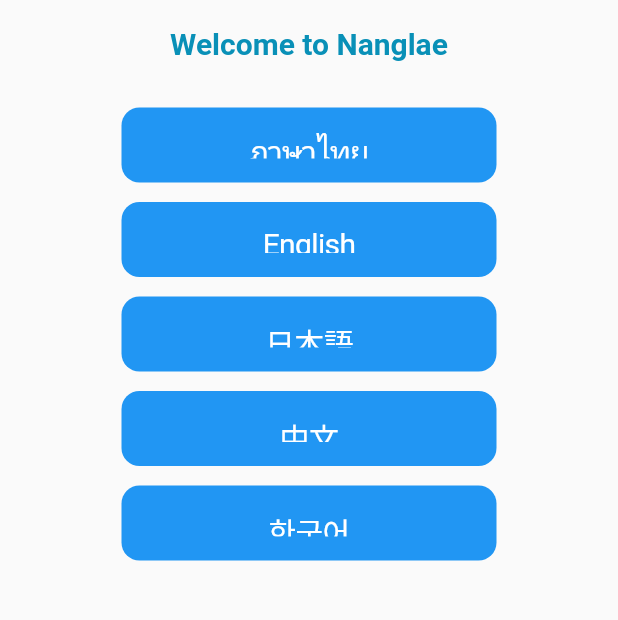
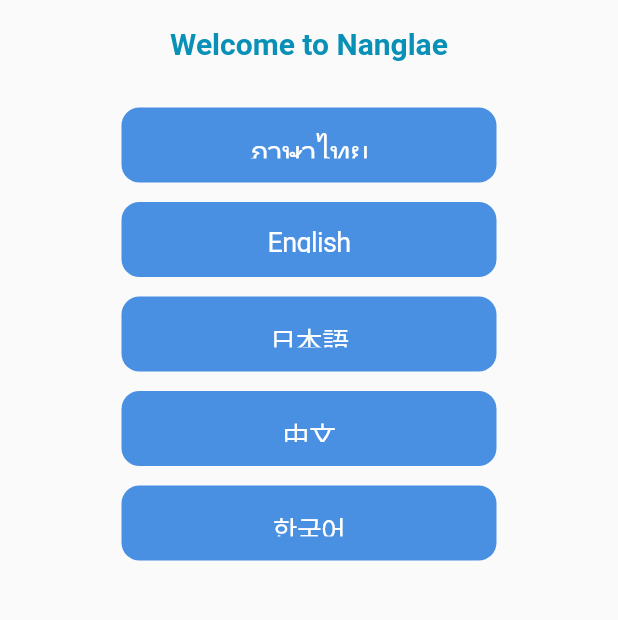
Before and after one commit to khachenkunwong/GetX_Nanglea_test, a Flutter app: the screen it shows after launch, on a phone screen of 412 x 824 dp, the part 407-1027 px from its top. Run offline on Flutter 3.47's test engine with Material 2 defaults, Android fonts, the phone set to English and light mode, and no system bars; our stand-ins replace flutter_linkify, flutter_swiper, get, google_maps_flutter, location, simple_animations; missing offline and left inert: map_launcher, search_widget; Roboto replaces fonts that are missing (Arial).

Commit message:
first commit

```diff
--- a/lib/app/data/assets.dart
+++ b/lib/app/data/assets.dart
@@ -439,7 +439,7 @@ const List<String> history = [
   "The_cultural_attraction",
   "Tung_Kieng_Doi_Rest",
   "Strawberry_Garden_Chom_Doi_Homestay_is_an",
-  "Hong_Hom_Pa_Ya_Hong_Ya_Moh_Muang_Lanna_NangLaeSub_district",
+  "Hong_Hom_hh", //
   "This_learning_source_is_about_how_to_grow_honey_pineapples_Nang_Lae_and_to_taste_fresh_",
   "Doi_Din_Daeng_Pottery_is_one_of_the_best_pottery_production_site",
   "Five_long_neck_Karen_hilltribe_villages_are_cultural_attractions_including_the_long",
@@ -520,8 +520,8 @@ const List<String> note = [
   "coffee_shop_is_available_for_tourists",
   "person",
   "Recommended_Dish__Khao_Soi_Chicken_with_coconut_milk",
-  "Cooking_School_Cooking_ClassRecommended_Dish__Khanom"
-      "Cooking_School_Cooking_ClassRecommended_Dish__Khanom_Jin_Nam_NgiaoRice_noodles_with_spicy_pork_sauce",
+  "Cooking_School_Cooking_ClassRecommended_Dish__Khanom",
+  "Cooking_School_Cooking_ClassRecommended_Dish__Khanom_Jin_Nam_NgiaoRice_noodles_with_spicy_pork_sauce",
   "Menu__Pizza_with_thin_crust_covering_with_pineapple_ham_and_cheese",
   "Menu_Nang_Lae_Pineapple_coffee",
   "Papaya_spicy_salad_Grilled_chicken",
--- a/lib/app/modules/home/views/home_view.dart
+++ b/lib/app/modules/home/views/home_view.dart
@@ -50,8 +50,9 @@ class HomeView extends GetView<HomeController> {
                 child: SizedBox(
                   width: 250.0,
                   height: 50.0,
-                  child: CupertinoButton.filled(
-                      //color: const Color(0xff4990e2),
+                  child: CupertinoButton(
+                      color: const Color(0xff4990e2),
+                      // disabledColor: const Color(0xff4990e2),
                       child: Text(
                         "ภาษาไทย",
                         textAlign: TextAlign.center,
@@ -74,14 +75,14 @@ class HomeView extends GetView<HomeController> {
                 child: SizedBox(
                   width: 250.0,
                   height: 50.0,
-                  child: CupertinoButton.filled(
-                      //color: const Color(0xff4990e2),
+                  child: CupertinoButton(
+                      color: const Color(0xff4990e2),
                       child: Text(
                         "English",
                         textAlign: TextAlign.center,
                         style: TextStyle(
                             fontFamily: "Arial",
-                            fontSize: 20.00,
+                            fontSize: 18.00,
                             color: Colors.white),
                       ),
                       onPressed: () {
@@ -98,14 +99,14 @@ class HomeView extends GetView<HomeController> {
                 child: SizedBox(
                   width: 250.0,
                   height: 50.0,
-                  child: CupertinoButton.filled(
-                      //color: const Color(0xff4990e2),
+                  child: CupertinoButton(
+                      color: const Color(0xff4990e2),
                       child: Text(
                         "日本語",
                         textAlign: TextAlign.center,
                         style: TextStyle(
                             fontFamily: "Arial",
-                            fontSize: 20.00,
+                            fontSize: 18.00,
                             color: Colors.white),
                       ),
                       onPressed: () {
@@ -122,14 +123,14 @@ class HomeView extends GetView<HomeController> {
                 child: SizedBox(
                   width: 250.0,
                   height: 50.0,
-                  child: CupertinoButton.filled(
-                      //color: const Color(0xff4990e2),
+                  child: CupertinoButton(
+                      color: const Color(0xff4990e2),
                       child: Text(
                         "中文",
                         textAlign: TextAlign.center,
                         style: TextStyle(
                             fontFamily: "Arial",
-                            fontSize: 20.00,
+                            fontSize: 18.00,
                             color: Colors.white),
                       ),
                       onPressed: () {
@@ -146,14 +147,14 @@ class HomeView extends GetView<HomeController> {
                 child: SizedBox(
                   width: 250.0,
                   height: 50.0,
-                  child: CupertinoButton.filled(
-                      //color: const Color(0xff4990e2),
+                  child: CupertinoButton(
+                      color: const Color(0xff4990e2),
                       child: Text(
                         "한국어",
                         textAlign: TextAlign.center,
                         style: TextStyle(
                             fontFamily: "Arial",
-                            fontSize: 20.00,
+                            fontSize: 18.00,
                             color: Colors.white),
                       ),
                       onPressed: () {
--- a/lib/app/routes/app_pages.dart
+++ b/lib/app/routes/app_pages.dart
@@ -6,6 +6,7 @@ import 'package:nanglea/app/modules/home/bindings/home_binding.dart';
 import 'package:nanglea/app/modules/home/views/home_view.dart';
 import 'package:nanglea/app/modules/item_list/bindings/item_list_binding.dart';
 import 'package:nanglea/app/modules/item_list/views/item_list_view.dart';
+import 'package:nanglea/app/modules/item_list/views/test.dart';
 
 part 'app_routes.dart';
 
@@ -28,5 +29,9 @@ class AppPages {
       page: () => ItemListView(),
       binding: ItemListBinding(),
     ),
+    GetPage(
+      name: _Paths.TEST,
+      page: () => Test(),
+    ),
   ];
 }
--- a/lib/app/routes/app_routes.dart
+++ b/lib/app/routes/app_routes.dart
@@ -5,10 +5,12 @@ abstract class Routes {
   static const HOME = _Paths.HOME;
   static const MAP = _Paths.MAP;
   static const ITEM_LIST = _Paths.ITEM_LIST;
+  static const TEST = _Paths.TEST;
 }
 
 abstract class _Paths {
   static const HOME = '/home';
   static const MAP = '/map';
   static const ITEM_LIST = '/item-list';
+  static const TEST = '/test';
 }
--- a/lib/main.dart
+++ b/lib/main.dart
@@ -4,11 +4,16 @@ import 'package:get/get.dart';
 import 'package:nanglea/UnknownRoutes.dart';
 import 'package:nanglea/generated/locales.g.dart';
 
+import 'app/data/assets.dart';
 import 'app/routes/app_pages.dart';
 
 void main() {
+  MaterialColor materialColor = MaterialColor(0xff93d7e4, color); // สี appbar
   runApp(
     GetMaterialApp(
+      theme: ThemeData(
+        primarySwatch: materialColor, // สี appbar
+      ),
       title: "Application",
       debugShowCheckedModeBanner: false,
       defaultTransition: Transition.rightToLeft,
```
Also changed, not shown: assets/locales/cn_CN.json (+7 -2 lines), assets/locales/en_EN.json (+7 -2 lines), assets/locales/jp_JP.json (+7 -2 lines), assets/locales/kr_KR.json (+7 -2 lines), assets/locales/th_TH.json (+7 -2 lines), lib/app/modules/Map_/controllers/map_controller.dart (+21 -23 lines), lib/app/modules/Map_/views/map_view.dart (+12 -17 lines), lib/app/modules/item_list/controllers/item_list_controller.dart (+51 -16 lines), lib/app/modules/item_list/views/item_list_view.dart (+28 -19 lines), lib/app/modules/item_list/views/test.dart (+10 -1 lines), lib/generated/locales.g.dart.
